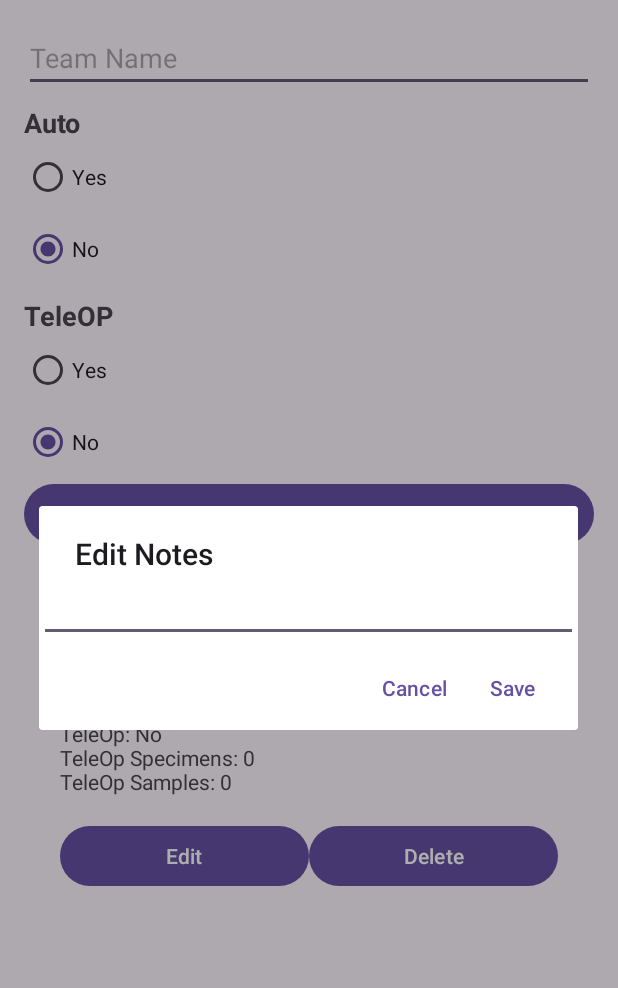
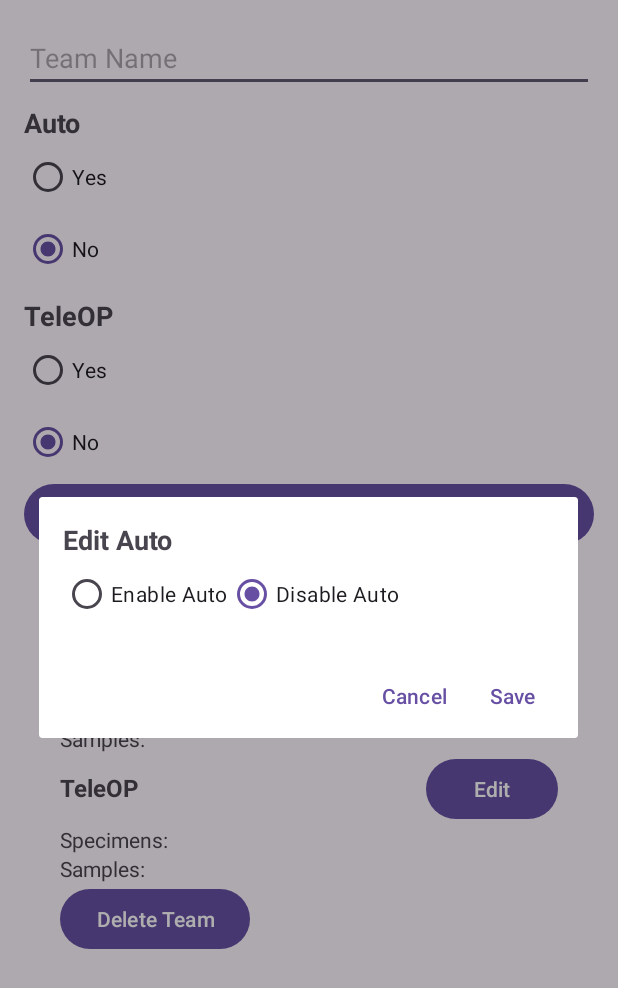
Before and after one commit to chinmaym505/FTC-2024-2025-Scouting-App, an Android app: the screen it shows after launch (MainActivity), after a tap on "Edit", on a phone screen of 412 x 824 dp. Shown: the top 988 px of the screen. Run offline under Robolectric (Android 15) with nearby library versions, the phone set to English and light mode, and no system bars; 1 other tap on this screen came first.

Commit message:
Refactor team item layout and add edit dialogs for Auto and TeleOp data.
- In `team_item.xml`, replace the old note TextView and buttons with a more detailed layout that includes:
  - Auto section with "Edit" button, specimens label, and specimens input.
  - TeleOp section with "Edit" button, specimens label, and specimens input.
  - A "Delete Team" button.
- Create `edit_auto_dialog.xml` with a RadioGroup to enable/disable Auto.
- Create `edit_teleop_dialog.xml` with a RadioGroup to enable/disable TeleOp.
- In `TeamAdapter.java`:
  - Add fields to `TeamViewHolder` for the new inputs and buttons.
  - Update the `onBindViewHolder` method to:
   - Show or hide Auto/TeleOp input fields based on the team data.
   - Set text on the input fields.
   - Set click listeners for "Edit Auto", "Edit TeleOp", and "Delete Team" buttons to trigger the appropriate callbacks in `OnItemClickListener`.
- In `MainActivity.java`:
  - Implement `onEditAutoClick` to show a dialog to enable or disable Auto.
  - Implement `onEditTeleOpClick` to show a dialog to enable or disable TeleOp.
  - Implement `onDeleteTeamClick` to remove a team from the list.
  - The `onEditClick` and `onDeleteClick` are replaced with `onEditAutoClick`, `onEditTeleOpClick`, and `onDeleteTeamClick`.
- In `Team.java`:
  - Add setters for `auto`, `autoSpecimens`, `autoSamples`, `teleOp`, `teleOpSpecimens`, `teleOpSamples`, and `notes`.
- In `.idea/deploymentTargetSelector.xml`, update the timestamp.

```diff
--- a/app/src/main/java/com/example/ftcscouting/MainActivity.java
+++ b/app/src/main/java/com/example/ftcscouting/MainActivity.java
@@ -1,7 +1,7 @@
 package com.example.ftcscouting;
 
 import android.os.Bundle;
-import android.text.InputType;
+import android.view.LayoutInflater;
 import android.view.View;
 import android.widget.Button;
 import android.widget.EditText;
@@ -66,16 +66,14 @@ public class MainActivity extends AppCompatActivity implements TeamAdapter.OnIte
 
         saveButton.setOnClickListener(v -> {
             String teamName = teamNameInput.getText().toString();
-            boolean auto = ((RadioButton)findViewById(autoRadioGroup.getCheckedRadioButtonId())).getText().toString().equals("Yes");
+            boolean auto = ((RadioButton) findViewById(autoRadioGroup.getCheckedRadioButtonId())).getText().toString().equals("Yes");
             int autoSpecimens = auto ? Integer.parseInt(autoSpecimensInput.getText().toString()) : 0;
             int autoSamples = auto ? Integer.parseInt(autoSamplesInput.getText().toString()) : 0;
-            boolean teleOp = ((RadioButton)findViewById(teleOpRadioGroup.getCheckedRadioButtonId())).getText().toString().equals("Yes");
+            boolean teleOp = ((RadioButton) findViewById(teleOpRadioGroup.getCheckedRadioButtonId())).getText().toString().equals("Yes");
             int teleOpSpecimens = teleOp ? Integer.parseInt(teleOpSpecimensInput.getText().toString()) : 0;
             int teleOpSamples = teleOp ? Integer.parseInt(teleOpSamplesInput.getText().toString()) : 0;
-            List<String> notes = new ArrayList<>();
 
-            // Save the data to the database (to be implemented)
-            Team team = new Team(teamName, auto, autoSpecimens, autoSamples, teleOp, teleOpSpecimens, teleOpSamples, notes);
+            Team team = new Team(teamName, auto, autoSpecimens, autoSamples, teleOp, teleOpSpecimens, teleOpSamples, new ArrayList<>());
             teams.add(team);
             teamAdapter.notifyDataSetChanged();
 
@@ -96,30 +94,61 @@ public class MainActivity extends AppCompatActivity implements TeamAdapter.OnIte
     }
 
     @Override
-    public void onEditClick(int position) {
-        Team team = teams.get(position);
+    public void onEditAutoClick(int teamPosition) {
+        Team team = teams.get(teamPosition);
         AlertDialog.Builder builder = new AlertDialog.Builder(this);
-        builder.setTitle("Edit Notes");
+        LayoutInflater inflater = getLayoutInflater();
+        View dialogView = inflater.inflate(R.layout.edit_auto_dialog, null);
+        builder.setView(dialogView);
 
-        final EditText input = new EditText(this);
-        input.setInputType(InputType.TYPE_CLASS_TEXT);
-        builder.setView(input);
+        RadioGroup editAutoRadioGroup = dialogView.findViewById(R.id.editAutoRadioGroup);
+        editAutoRadioGroup.check(team.isAuto() ? R.id.editAutoYes : R.id.editAutoNo);
 
         builder.setPositiveButton("Save", (dialog, which) -> {
-            String newNote = input.getText().toString();
-            team.getNotes().clear();
-            team.getNotes().add(newNote);
-            teamAdapter.notifyItemChanged(position);
+            boolean autoEnabled = editAutoRadioGroup.getCheckedRadioButtonId() == R.id.editAutoYes;
+            team.setAuto(autoEnabled);
+            if (!autoEnabled) {
+                team.setAutoSpecimens(0);
+                team.setAutoSamples(0);
+            }
+            teamAdapter.notifyItemChanged(teamPosition);
         });
+
         builder.setNegativeButton("Cancel", (dialog, which) -> dialog.cancel());
 
         builder.show();
     }
 
     @Override
-    public void onDeleteClick(int position) {
-        teams.remove(position);
-        teamAdapter.notifyItemRemoved(position);
-        teamAdapter.notifyItemRangeChanged(position, teams.size());
+    public void onEditTeleOpClick(int teamPosition) {
+        Team team = teams.get(teamPosition);
+        AlertDialog.Builder builder = new AlertDialog.Builder(this);
+        LayoutInflater inflater = getLayoutInflater();
+        View dialogView = inflater.inflate(R.layout.edit_teleop_dialog, null);
+        builder.setView(dialogView);
+
+        RadioGroup editTeleOpRadioGroup = dialogView.findViewById(R.id.editTeleOpRadioGroup);
+        editTeleOpRadioGroup.check(team.isTeleOp() ? R.id.editTeleOpYes : R.id.editTeleOpNo);
+
+        builder.setPositiveButton("Save", (dialog, which) -> {
+            boolean teleOpEnabled = editTeleOpRadioGroup.getCheckedRadioButtonId() == R.id.editTeleOpYes;
+            team.setTeleOp(teleOpEnabled);
+            if (!teleOpEnabled) {
+                team.setTeleOpSpecimens(0);
+                team.setTeleOpSamples(0);
+            }
+            teamAdapter.notifyItemChanged(teamPosition);
+        });
+
+        builder.setNegativeButton("Cancel", (dialog, which) -> dialog.cancel());
+
+        builder.show();
+    }
+
+    @Override
+    public void onDeleteTeamClick(int teamPosition) {
+        teams.remove(teamPosition);
+        teamAdapter.notifyItemRemoved(teamPosition);
+        teamAdapter.notifyItemRangeChanged(teamPosition, teams.size());
     }
 }
--- /dev/null
+++ b/app/src/main/res/layout/edit_auto_dialog.xml
@@ -0,0 +1,33 @@
+<LinearLayout
+    xmlns:android="http://schemas.android.com/apk/res/android"
+    android:layout_width="match_parent"
+    android:layout_height="wrap_content"
+    android:orientation="vertical"
+    android:padding="16dp">
+
+    <TextView
+        android:layout_width="match_parent"
+        android:layout_height="wrap_content"
+        android:text="Edit Auto"
+        android:textSize="18sp"
+        android:textStyle="bold"/>
+
+    <RadioGroup
+        android:id="@+id/editAutoRadioGroup"
+        android:layout_width="match_parent"
+        android:layout_height="wrap_content"
+        android:orientation="horizontal">
+
+        <RadioButton
+            android:id="@+id/editAutoYes"
+            android:layout_width="wrap_content"
+            android:layout_height="wrap_content"
+            android:text="Enable Auto"/>
+
+        <RadioButton
+            android:id="@+id/editAutoNo"
+            android:layout_width="wrap_content"
+            android:layout_height="wrap_content"
+            android:text="Disable Auto"/>
+    </RadioGroup>
+</LinearLayout>
--- a/app/src/main/res/layout/team_item.xml
+++ b/app/src/main/res/layout/team_item.xml
@@ -11,31 +11,111 @@
         android:layout_height="wrap_content"
         android:textSize="18sp"
         android:textStyle="bold"
-        android:text="Team"/>
+        android:text="Team Name"/>
 
-    <TextView
-        android:id="@+id/notesTextView"
+    <LinearLayout
         android:layout_width="match_parent"
         android:layout_height="wrap_content"
-        android:text="Notes:"/>
+        android:orientation="vertical">
 
         <LinearLayout
             android:layout_width="match_parent"
             android:layout_height="wrap_content"
             android:orientation="horizontal">
 
-        <Button
-            android:id="@+id/editButton"
+            <TextView
                 android:layout_width="0dp"
                 android:layout_height="wrap_content"
                 android:layout_weight="1"
-            android:text="Edit"/>
+                android:text="Auto"
+                android:textSize="16sp"
+                android:textStyle="bold"/>
 
             <Button
-            android:id="@+id/deleteButton"
+                android:id="@+id/editAutoButton"
+                android:layout_width="wrap_content"
+                android:layout_height="wrap_content"
+                android:text="Edit"/>
+        </LinearLayout>
+
+        <TextView
+            android:id="@+id/autoSpecimensLabel"
+            android:layout_width="match_parent"
+            android:layout_height="wrap_content"
+            android:text="Specimens:"/>
+
+        <EditText
+            android:id="@+id/autoSpecimensInput"
+            android:layout_width="match_parent"
+            android:layout_height="wrap_content"
+            android:inputType="number"/>
+
+        <TextView
+            android:id="@+id/autoSamplesLabel"
+            android:layout_width="match_parent"
+            android:layout_height="wrap_content"
+            android:text="Samples:"/>
+
+        <EditText
+            android:id="@+id/autoSamplesInput"
+            android:layout_width="match_parent"
+            android:layout_height="wrap_content"
+            android:inputType="number"/>
+    </LinearLayout>
+
+    <LinearLayout
+        android:layout_width="match_parent"
+        android:layout_height="wrap_content"
+        android:orientation="vertical">
+
+        <LinearLayout
+            android:layout_width="match_parent"
+            android:layout_height="wrap_content"
+            android:orientation="horizontal">
+
+            <TextView
                 android:layout_width="0dp"
                 android:layout_height="wrap_content"
                 android:layout_weight="1"
-            android:text="Delete"/>
+                android:text="TeleOP"
+                android:textSize="16sp"
+                android:textStyle="bold"/>
+
+            <Button
+                android:id="@+id/editTeleOpButton"
+                android:layout_width="wrap_content"
+                android:layout_height="wrap_content"
+                android:text="Edit"/>
         </LinearLayout>
+
+        <TextView
+            android:id="@+id/teleOpSpecimensLabel"
+            android:layout_width="match_parent"
+            android:layout_height="wrap_content"
+            android:text="Specimens:"/>
+
+        <EditText
+            android:id="@+id/teleOpSpecimensInput"
+            android:layout_width="match_parent"
+            android:layout_height="wrap_content"
+            android:inputType="number"/>
+
+        <TextView
+            android:id="@+id/teleOpSamplesLabel"
+            android:layout_width="match_parent"
+            android:layout_height="wrap_content"
+            android:text="Samples:"/>
+
+        <EditText
+            android:id="@+id/teleOpSamplesInput"
+            android:layout_width="match_parent"
+            android:layout_height="wrap_content"
+            android:inputType="number"/>
     </LinearLayout>
+
+    <Button
+        android:id="@+id/deleteTeamButton"
+        android:layout_width="wrap_content"
+        android:layout_height="wrap_content"
+        android:text="Delete Team"/>
+</LinearLayout>
```
Also changed, not shown: app/src/main/java/com/example/ftcscouting/Team.java (+28 -0 lines), app/src/main/java/com/example/ftcscouting/TeamAdapter.java (+43 -21 lines), app/src/main/res/layout/edit_teleop_dialog.xml (added, +33 -0 lines). Lines whose indentation alone changed are shown as unchanged.
